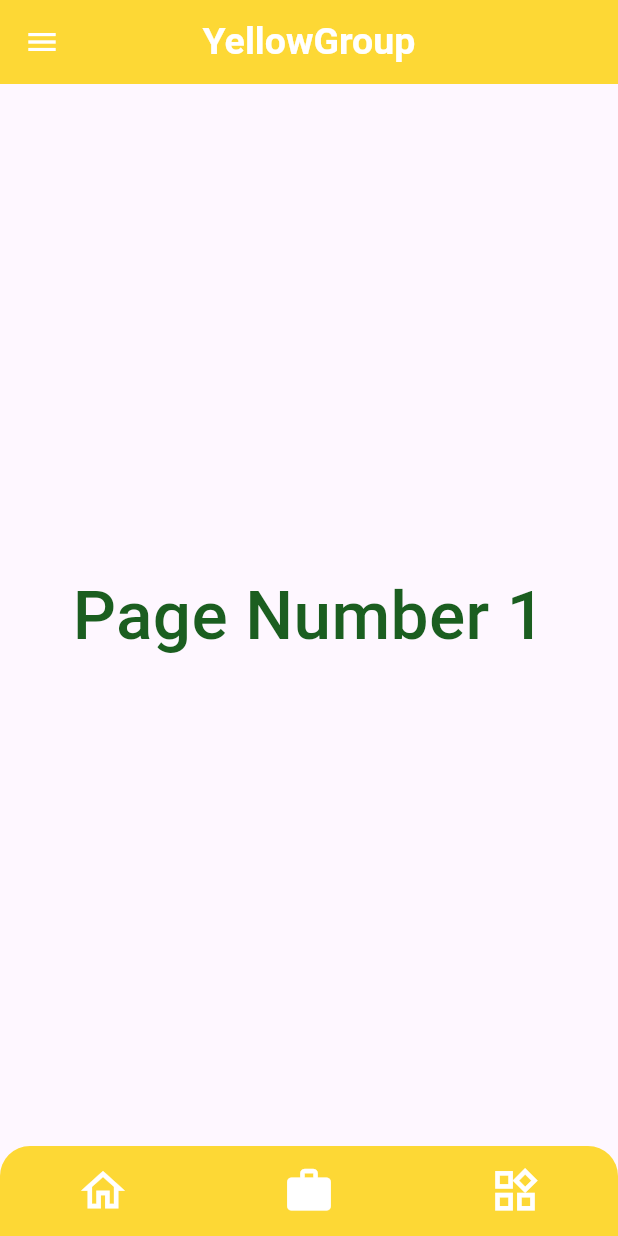
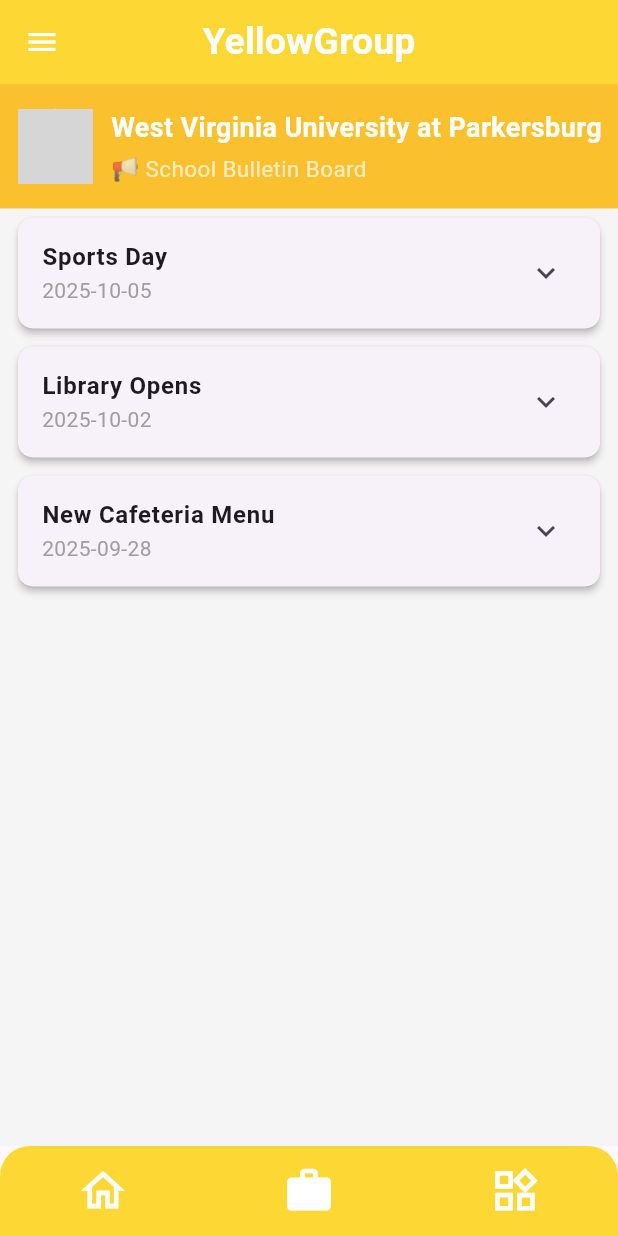
Before and after one commit to ChByrne1/Yellow-Group-FlutterApp, a Flutter app: the screen it shows after launch, item 2 of the bottom bar chosen, on a phone screen of 412 x 824 dp. Run offline on Flutter 3.47's test engine with Material 3 defaults, Android fonts, the phone set to English and light mode, and no system bars; our stand-ins replace go_router; grey boxes are pictures that could not be loaded.

Commit message:
initial commit

```diff
--- /dev/null
+++ b/lib/ChPages/BullatinBoard.dart
@@ -0,0 +1,114 @@
+import 'package:flutter/material.dart';
+
+class BulletinBoard extends StatelessWidget {
+  const BulletinBoard({Key? key}) : super(key: key);
+
+  // Example data
+  final List<Map<String, dynamic>> newsItems = const [
+    {
+      'title': 'Library Opens',
+      'date': '2025-10-02',
+      'content': 'Our new library has opened with thousands of new books.',
+    },
+    {
+      'title': 'New Cafeteria Menu',
+      'date': '2025-09-28',
+      'content': 'We’ve updated our lunch menu to include healthier options.',
+    },
+    {
+      'title': 'Sports Day',
+      'date': '2025-10-05',
+      'content': 'Join us for the annual Sports Day this Friday!',
+    },
+  ];
+
+  @override
+  Widget build(BuildContext context) {
+    // Sort items by date (newest first)
+    List<Map<String, dynamic>> sortedItems = List.from(newsItems);
+    sortedItems.sort((a, b) => b['date'].compareTo(a['date']));
+
+    return Scaffold(
+      backgroundColor: Colors.grey[100],
+      body: Column(
+        children: [
+          // Header widget that stays at the top
+          Container(
+            color: Colors.yellow[700],
+            padding: const EdgeInsets.symmetric(vertical: 16, horizontal: 12),
+            child: Row(
+              children: [
+                // Logo
+                CircleAvatar(
+                  radius: 25,
+                  backgroundImage: AssetImage('assets/school_logo.png'),
+                  backgroundColor: Colors.white,
+                ),
+                const SizedBox(width: 12),
+
+                // School name and title
+                Column(
+                  crossAxisAlignment: CrossAxisAlignment.start,
+                  children: const [
+                    Text(
+                      'West Virginia University at Parkersburg',
+                      style: TextStyle(
+                        fontSize: 18,
+                        fontWeight: FontWeight.bold,
+                        color: Colors.white,
+                      ),
+                    ),
+                    SizedBox(height: 4),
+                    Text(
+                      '📢 School Bulletin Board',
+                      style: TextStyle(
+                        fontSize: 15,
+                        color: Colors.white70,
+                      ),
+                    ),
+                  ],
+                ),
+              ],
+            ),
+          ),
+
+          // Expanded list view of news items
+          Expanded(
+            child: ListView.builder(
+              itemCount: sortedItems.length,
+              itemBuilder: (context, index) {
+                final item = sortedItems[index];
+                return Card(
+                  margin: const EdgeInsets.symmetric(
+                    horizontal: 12,
+                    vertical: 6,
+                  ),
+                  elevation: 2,
+                  shape: RoundedRectangleBorder(
+                    borderRadius: BorderRadius.circular(10),
+                  ),
+                  child: ExpansionTile(
+                    title: Text(
+                      item['title'],
+                      style: const TextStyle(fontWeight: FontWeight.bold),
+                    ),
+                    subtitle: Text(
+                      item['date'],
+                      style: const TextStyle(color: Colors.grey),
+                    ),
+                    children: [
+                      Padding(
+                        padding: const EdgeInsets.all(12.0),
+                        child: Text(item['content']),
+                      ),
+                    ],
+                  ),
+                );
+              },
+            ),
+          ),
+        ],
+      ),
+    );
+  }
+}
--- a/lib/main.dart
+++ b/lib/main.dart
@@ -1,4 +1,5 @@
 import 'package:flutter/material.dart';
+import 'package:yellow_group_flutterapp/ChPages/BullatinBoard.dart';
 import 'package:yellow_group_flutterapp/ChPages/DemoPages.dart';
 import 'package:go_router/go_router.dart';
 
@@ -37,7 +38,7 @@
 class _HomePageState extends State<HomePage> {
   int pageIndex = 0;
 
-  final pages = [const HomeScreen(), Page1(), const Page2()];
+  final pages = [const HomeScreen(), const BulletinBoard(), const Page2()];
 
   @override
   Widget build(BuildContext context) {
```
